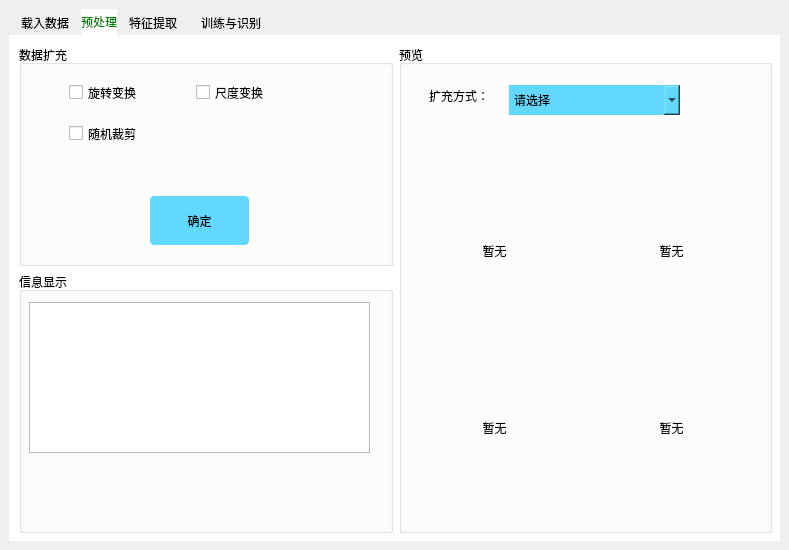
Liujiajia1994/pyQtTest, file oceanEddyRecognition.ui: the form before one commit.
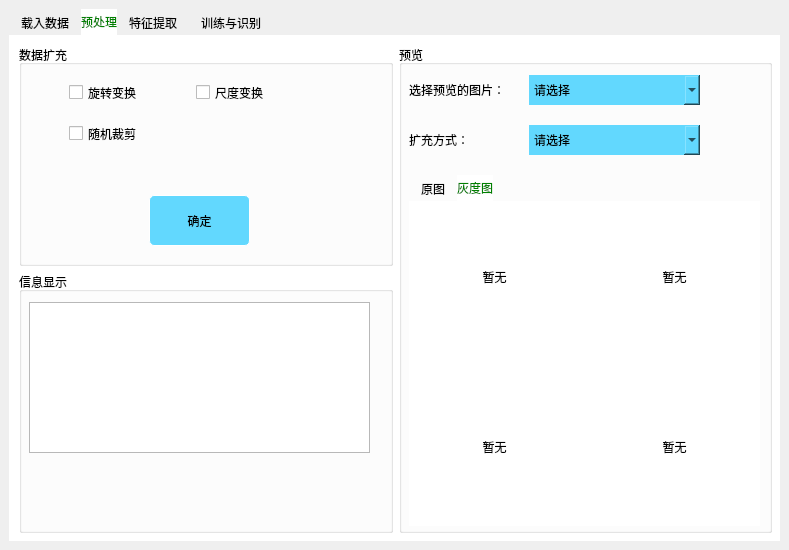
The form after the commit. The open tabs and pages were chosen to show the change. Icons and pictures are not drawn.

Commit message: 预处理模块 界面调整

The edit to the form file:
```diff
--- a/oceanEddyRecognition.ui
+++ b/oceanEddyRecognition.ui
@@ -475,16 +475,16 @@
            <widget class="QLabel" name="label">
             <property name="geometry">
              <rect>
-              <x>30</x>
-              <y>30</y>
-              <width>81</width>
-              <height>41</height>
+              <x>10</x>
+              <y>80</y>
+              <width>121</width>
+              <height>30</height>
              </rect>
             </property>
             <property name="minimumSize">
              <size>
-              <width>81</width>
-              <height>41</height>
+              <width>121</width>
+              <height>30</height>
              </size>
             </property>
             <property name="text">
@@ -494,8 +494,8 @@
            <widget class="QComboBox" name="comboBox_2">
             <property name="geometry">
              <rect>
-              <x>110</x>
-              <y>40</y>
+              <x>130</x>
+              <y>80</y>
               <width>171</width>
               <height>30</height>
              </rect>
@@ -515,24 +515,34 @@
              </property>
             </item>
            </widget>
-           <widget class="QWidget" name="layoutWidget">
+           <widget class="QTabWidget" name="tabWidget_3">
             <property name="geometry">
              <rect>
               <x>10</x>
-              <y>120</y>
-              <width>348</width>
-              <height>348</height>
+              <y>130</y>
+              <width>351</width>
+              <height>351</height>
              </rect>
             </property>
-            <layout class="QGridLayout" name="gridLayout_5">
-             <item row="0" column="0">
-              <widget class="QLabel" name="label_2">
-               <property name="minimumSize">
-                <size>
-                 <width>170</width>
-                 <height>170</height>
-                </size>
-               </property>
+            <property name="currentIndex">
+             <number>0</number>
+            </property>
+            <widget class="QWidget" name="tab_origin">
+             <attribute name="title">
+              <string>原图</string>
+             </attribute>
+             <widget class="QLabel" name="label_show_one">
+              <property name="geometry">
+               <rect>
+                <x>180</x>
+                <y>190</y>
+                <width>171</width>
+                <height>151</height>
+               </rect>
+              </property>
+              <property name="styleSheet">
+               <string notr="true">Qlabel{border: 2px solid rgb(0, 0, 0)}</string>
+              </property>
                <property name="text">
                 <string>暂无</string>
                </property>
@@ -540,15 +550,20 @@
                 <set>Qt::AlignCenter</set>
                </property>
               </widget>
-             </item>
-             <item row="0" column="1">
-              <widget class="QLabel" name="label_3">
-               <property name="minimumSize">
-                <size>
-                 <width>170</width>
-                 <height>170</height>
-                </size>
-               </property>
+             <widget class="QLabel" name="label_show_two">
+              <property name="geometry">
+               <rect>
+                <x>0</x>
+                <y>20</y>
+                <width>171</width>
+                <height>151</height>
+               </rect>
+              </property>
+              <property name="styleSheet">
+               <string notr="true">Qlabel{
+	border: 2px solid rgb(0, 0, 0)
+}</string>
+              </property>
                <property name="text">
                 <string>暂无</string>
                </property>
@@ -556,15 +571,20 @@
                 <set>Qt::AlignCenter</set>
                </property>
               </widget>
-             </item>
-             <item row="1" column="0">
-              <widget class="QLabel" name="label_4">
-               <property name="minimumSize">
-                <size>
-                 <width>170</width>
-                 <height>170</height>
-                </size>
-               </property>
+             <widget class="QLabel" name="label_show_three">
+              <property name="geometry">
+               <rect>
+                <x>0</x>
+                <y>190</y>
+                <width>171</width>
+                <height>151</height>
+               </rect>
+              </property>
+              <property name="styleSheet">
+               <string notr="true">Qlabel{
+	border: 2px solid rgb(0, 0, 0)
+}</string>
+              </property>
                <property name="text">
                 <string>暂无</string>
                </property>
@@ -572,14 +592,14 @@
                 <set>Qt::AlignCenter</set>
                </property>
               </widget>
-             </item>
-             <item row="1" column="1">
-              <widget class="QLabel" name="label_5">
-               <property name="minimumSize">
-                <size>
-                 <width>170</width>
-                 <height>170</height>
-                </size>
+             <widget class="QLabel" name="label_show_four">
+              <property name="geometry">
+               <rect>
+                <x>180</x>
+                <y>20</y>
+                <width>171</width>
+                <height>151</height>
+               </rect>
                </property>
                <property name="text">
                 <string>暂无</string>
@@ -588,8 +608,138 @@
                 <set>Qt::AlignCenter</set>
                </property>
               </widget>
-             </item>
-            </layout>
+            </widget>
+            <widget class="QWidget" name="tab_gray">
+             <attribute name="title">
+              <string>灰度图</string>
+             </attribute>
+             <widget class="QLabel" name="label_gray_one">
+              <property name="geometry">
+               <rect>
+                <x>0</x>
+                <y>0</y>
+                <width>171</width>
+                <height>151</height>
+               </rect>
+              </property>
+              <property name="styleSheet">
+               <string notr="true">Qlabel{
+	border: 2px solid rgb(0, 0, 0)
+}</string>
+              </property>
+              <property name="text">
+               <string>暂无</string>
+              </property>
+              <property name="scaledContents">
+               <bool>true</bool>
+              </property>
+              <property name="alignment">
+               <set>Qt::AlignCenter</set>
+              </property>
+             </widget>
+             <widget class="QLabel" name="label_gray_two">
+              <property name="geometry">
+               <rect>
+                <x>180</x>
+                <y>0</y>
+                <width>171</width>
+                <height>151</height>
+               </rect>
+              </property>
+              <property name="text">
+               <string>暂无</string>
+              </property>
+              <property name="alignment">
+               <set>Qt::AlignCenter</set>
+              </property>
+             </widget>
+             <widget class="QLabel" name="label_gray_three">
+              <property name="geometry">
+               <rect>
+                <x>0</x>
+                <y>170</y>
+                <width>171</width>
+                <height>151</height>
+               </rect>
+              </property>
+              <property name="styleSheet">
+               <string notr="true">Qlabel{
+	border: 2px solid rgb(0, 0, 0)
+}</string>
+              </property>
+              <property name="text">
+               <string>暂无</string>
+              </property>
+              <property name="scaledContents">
+               <bool>true</bool>
+              </property>
+              <property name="alignment">
+               <set>Qt::AlignCenter</set>
+              </property>
+             </widget>
+             <widget class="QLabel" name="label_gray_four">
+              <property name="geometry">
+               <rect>
+                <x>180</x>
+                <y>170</y>
+                <width>171</width>
+                <height>151</height>
+               </rect>
+              </property>
+              <property name="styleSheet">
+               <string notr="true">Qlabel{border: 2px solid rgb(0, 0, 0)}</string>
+              </property>
+              <property name="text">
+               <string>暂无</string>
+              </property>
+              <property name="scaledContents">
+               <bool>true</bool>
+              </property>
+              <property name="alignment">
+               <set>Qt::AlignCenter</set>
+              </property>
+             </widget>
+            </widget>
+           </widget>
+           <widget class="QLabel" name="image_preshow_2">
+            <property name="geometry">
+             <rect>
+              <x>10</x>
+              <y>30</y>
+              <width>121</width>
+              <height>30</height>
+             </rect>
+            </property>
+            <property name="text">
+             <string>选择预览的图片：</string>
+            </property>
+           </widget>
+           <widget class="QComboBox" name="comboBox_3">
+            <property name="geometry">
+             <rect>
+              <x>130</x>
+              <y>30</y>
+              <width>171</width>
+              <height>30</height>
+             </rect>
+            </property>
+            <property name="styleSheet">
+             <string notr="true">QComboBox {
+	font-family: &quot;微软雅黑&quot;;
+    color: black;
+    border: 1px #1a1a1a solid;
+	background-color:#62d8fe;
+}
+</string>
+            </property>
+            <property name="currentText">
+             <string>请选择</string>
+            </property>
+            <item>
+             <property name="text">
+              <string>请选择</string>
+             </property>
+            </item>
            </widget>
           </widget>
          </item>
```
Left out of the diff: 23 changed lines with no effect on the pictures. Lines whose indentation alone changed are shown as unchanged. The commit also changes 1 other file.
